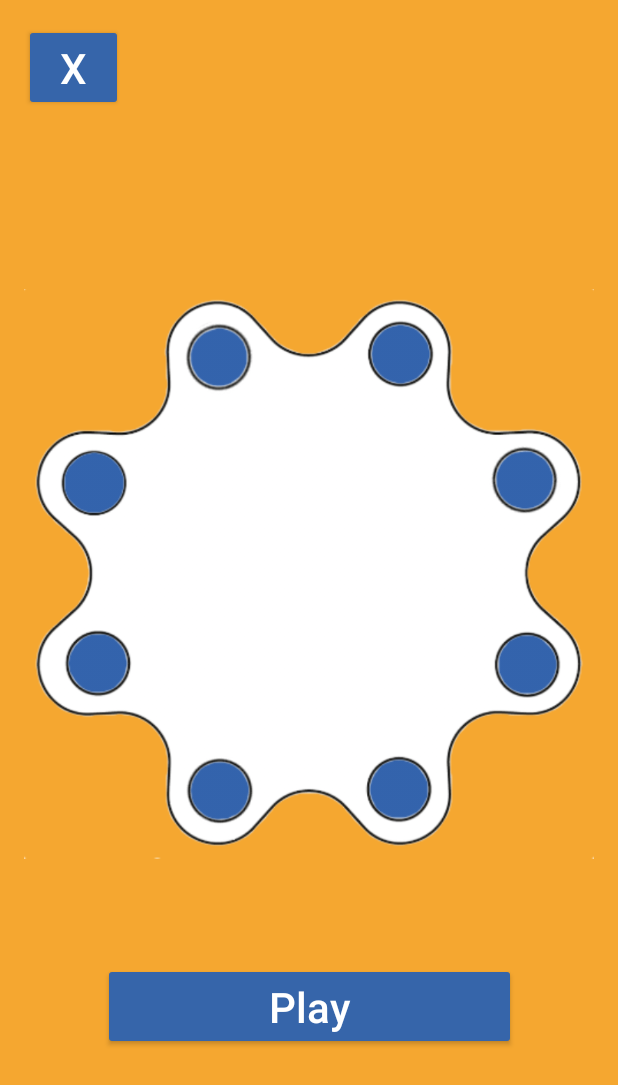
After one commit to mfeo15/CHIC-NAPaC, an Android app: the PlayingActivity screen opened directly, with no data from a screen before it, on a phone screen of 412 x 824 dp. The commit adds this screen. Shown: the top 1085 px of the screen. Run offline under Robolectric (Android 15) with nearby library versions, the phone set to English and light mode, and no system bars; 1 statement that could not run was skipped.

Commit message:
Observer pattern implemented for Client receiving messages & up to Playing Activity developed

```diff
--- a/Software/Android/Toygether/app/src/main/AndroidManifest.xml
+++ b/Software/Android/Toygether/app/src/main/AndroidManifest.xml
@@ -16,6 +16,7 @@
         android:roundIcon="@mipmap/ic_launcher_round"
         android:supportsRtl="true"
         android:theme="@style/AppTheme">
+
         <activity
             android:name=".SplashActivity"
             android:theme="@style/SplashTheme">
@@ -25,6 +26,7 @@
                 <category android:name="android.intent.category.LAUNCHER" />
             </intent-filter>
         </activity>
+
         <activity android:name=".SignUpActivity" />
         <activity android:name=".SignInActivity" />
         <activity android:name=".PasswordForgottenActivity" />
@@ -32,12 +34,13 @@
         <activity android:name=".ToysEmptyActivity" />
         <activity android:name=".QRCodeActivity" />
         <activity android:name=".barcode.BarcodeCaptureActivity" />
-        <activity android:name=".SmartConfigActivity" />
+        <activity android:name=".SmartConfigActivity" android:noHistory="true" />
         <activity android:name=".SaveNewToyActivity" />
         <activity android:name=".ToysOneLinkedActivity" />
         <activity android:name=".SettingsNotificationsActivity" />
         <activity android:name=".LinkNewToyIntroActivity" />
-        <activity android:name=".WaitingForToyActivity" />
+        <activity android:name=".WaitingForToyActivity" android:noHistory="true" />
+        <activity android:name=".PlayingActivity"></activity>
     </application>
 
 </manifest>
--- /dev/null
+++ b/Software/Android/Toygether/app/src/main/java/ch/epfl/chic/napac/toygether/toygether/PlayingActivity.kt
@@ -0,0 +1,53 @@
+package ch.epfl.chic.napac.toygether.toygether
+
+import android.support.v7.app.AppCompatActivity
+import android.os.Bundle
+import android.util.Log
+import android.view.View
+import android.widget.Button
+import ch.epfl.chic.napac.toygether.toygether.connection.Client
+import ch.epfl.chic.napac.toygether.toygether.connection.Message
+import kotlinx.android.synthetic.main.activity_playing.*
+
+class PlayingActivity : AppCompatActivity(), View.OnClickListener {
+
+    var sequence: MutableList<String> = mutableListOf<String>()
+
+    override fun onClick(v: View?) {
+
+        when (v?.id) {
+            R.id.button_interactive_1 -> sequence.add("1")
+            R.id.button_interactive_2 -> sequence.add("2")
+            R.id.button_interactive_3 -> sequence.add("3")
+            R.id.button_interactive_4 -> sequence.add("4")
+            R.id.button_interactive_5 -> sequence.add("5")
+            R.id.button_interactive_6 -> sequence.add("6")
+            R.id.button_interactive_7 -> sequence.add("7")
+            R.id.button_interactive_8 -> sequence.add("8")
+        }
+    }
+
+    override fun onCreate(savedInstanceState: Bundle?) {
+        super.onCreate(savedInstanceState)
+        setContentView(R.layout.activity_playing)
+
+        val toyCode = intent.extras.getString("toy_code")
+
+        button_playing_close.setOnClickListener {
+            finish()
+        }
+
+        button_play.setOnClickListener {
+            Client.getInstance().send(Message(toyCode, "U123", "2003", sequence.toTypedArray()).toString())
+        }
+
+        button_interactive_1.setOnClickListener(this)
+        button_interactive_2.setOnClickListener(this)
+        button_interactive_3.setOnClickListener(this)
+        button_interactive_4.setOnClickListener(this)
+        button_interactive_5.setOnClickListener(this)
+        button_interactive_6.setOnClickListener(this)
+        button_interactive_7.setOnClickListener(this)
+        button_interactive_8.setOnClickListener(this)
+    }
+}
--- a/Software/Android/Toygether/app/src/main/java/ch/epfl/chic/napac/toygether/toygether/ToysOneLinkedActivity.kt
+++ b/Software/Android/Toygether/app/src/main/java/ch/epfl/chic/napac/toygether/toygether/ToysOneLinkedActivity.kt
@@ -27,5 +27,6 @@ class ToysOneLinkedActivity : AppCompatActivity() {
                 startActivity( nextActivityIntent)
             }
         }
+
     }
 }
--- a/Software/Android/Toygether/app/src/main/java/ch/epfl/chic/napac/toygether/toygether/WaitingForToyActivity.kt
+++ b/Software/Android/Toygether/app/src/main/java/ch/epfl/chic/napac/toygether/toygether/WaitingForToyActivity.kt
@@ -1,17 +1,38 @@
 package ch.epfl.chic.napac.toygether.toygether
 
+import android.content.Intent
 import android.support.v7.app.AppCompatActivity
 import android.os.Bundle
 import android.util.Log
 import ch.epfl.chic.napac.toygether.toygether.connection.Client
 import ch.epfl.chic.napac.toygether.toygether.connection.Message
+import kotlinx.android.synthetic.main.activity_waiting_for_toy.*
+import java.util.*
 
-class WaitingForToyActivity : AppCompatActivity() {
+class WaitingForToyActivity : AppCompatActivity(), Observer {
+
+    override fun update(o: Observable?, arg: Any?) {
+        when (o) {
+            is Client -> {
+                if (arg is Message) {
+                    val nextActivityIntent = Intent(this, PlayingActivity::class.java)
+                    nextActivityIntent.putExtra("toy_code", intent.extras.getString("toy_code"))
+                    startActivity( nextActivityIntent)
+                }
+            }
+        }
+    }
 
     override fun onCreate(savedInstanceState: Bundle?) {
         super.onCreate(savedInstanceState)
         setContentView(R.layout.activity_waiting_for_toy)
 
+        button_waiting_toy_close.setOnClickListener {
+            finish()
+        }
+
+        Client.getInstance().addNewObserver(this)
+
         val toyCode = intent.extras.getString("toy_code")
         Client.getInstance().send( Message(toyCode, "U123", "2001").toString() )
     }
--- a/Software/Android/Toygether/app/src/main/java/ch/epfl/chic/napac/toygether/toygether/connection/Client.java
+++ b/Software/Android/Toygether/app/src/main/java/ch/epfl/chic/napac/toygether/toygether/connection/Client.java
@@ -7,9 +7,12 @@ import java.io.IOException;
 import java.io.InputStreamReader;
 import java.io.PrintStream;
 import java.net.Socket;
-import java.util.concurrent.TimeUnit;
+import java.util.Observable;
+import java.util.Observer;
 
-public class Client implements Runnable {
+import ch.epfl.chic.napac.toygether.toygether.WaitingForToyActivity;
+
+public class Client extends Observable implements Runnable {
 
     private static Client instance = null;
 
@@ -103,6 +106,30 @@ public class Client implements Runnable {
     }
 
     private void parse(Message m) {
-        Log.d("Client", m.toString());
+        //Log.d("Client", m.toString());
+
+        notifyChangement(m);
+    }
+
+
+
+
+
+    public void notifyChangement(Object o) {
+
+        setChanged();
+        notifyObservers(o);
+    }
+
+    public void addNewObserver(Observer obs) {
+        addObserver(obs);
+    }
+
+    public void deleteAnObserver(Observer obs) {
+        deleteObserver(obs);
+    }
+
+    public void deleteAllObservers() {
+        deleteObservers();
     }
 }
--- /dev/null
+++ b/Software/Android/Toygether/app/src/main/res/layout/activity_playing.xml
@@ -0,0 +1,133 @@
+<?xml version="1.0" encoding="utf-8"?>
+<android.support.constraint.ConstraintLayout xmlns:android="http://schemas.android.com/apk/res/android"
+    xmlns:app="http://schemas.android.com/apk/res-auto"
+    xmlns:tools="http://schemas.android.com/tools"
+    android:layout_width="match_parent"
+    android:layout_height="match_parent"
+    android:background="@color/colorAccent"
+    tools:context="ch.epfl.chic.napac.toygether.toygether.PlayingActivity">
+
+    <Button
+        android:id="@+id/button_playing_close"
+        style="@style/Widget.AppCompat.Button.Colored"
+        android:layout_width="66dp"
+        android:layout_height="wrap_content"
+        android:layout_marginStart="16dp"
+        android:layout_marginTop="16dp"
+        android:backgroundTint="@color/colorPrimary"
+        android:text="X"
+        android:textColor="@android:color/white"
+        android:textSize="@dimen/text_size_main"
+        app:layout_constraintStart_toStartOf="parent"
+        app:layout_constraintTop_toTopOf="parent" />
+
+    <ImageView
+        android:id="@+id/imageView4"
+        android:layout_width="0dp"
+        android:layout_height="443dp"
+        android:layout_marginBottom="220dp"
+        android:layout_marginEnd="16dp"
+        android:layout_marginStart="16dp"
+        app:layout_constraintBottom_toBottomOf="parent"
+        app:layout_constraintEnd_toEndOf="parent"
+        app:layout_constraintHorizontal_bias="0.0"
+        app:layout_constraintStart_toStartOf="parent"
+        app:srcCompat="@drawable/monster" />
+
+    <Button
+        android:id="@+id/button_interactive_1"
+        android:layout_width="80dp"
+        android:layout_height="80dp"
+        android:layout_marginStart="88dp"
+        android:layout_marginTop="36dp"
+        android:background="@null"
+        app:layout_constraintStart_toStartOf="@+id/imageView4"
+        app:layout_constraintTop_toTopOf="@+id/imageView4" />
+
+    <Button
+        android:id="@+id/button_interactive_2"
+        android:layout_width="80dp"
+        android:layout_height="80dp"
+        android:layout_marginStart="216dp"
+        android:layout_marginTop="36dp"
+        android:background="@null"
+        app:layout_constraintStart_toStartOf="@+id/imageView4"
+        app:layout_constraintTop_toTopOf="@+id/imageView4" />
+
+    <Button
+        android:id="@+id/button_interactive_3"
+        android:layout_width="80dp"
+        android:layout_height="80dp"
+        android:layout_marginStart="296dp"
+        android:layout_marginTop="120dp"
+        android:background="@null"
+        app:layout_constraintStart_toStartOf="@+id/imageView4"
+        app:layout_constraintTop_toTopOf="@+id/imageView4" />
+
+    <Button
+        android:id="@+id/button_interactive_4"
+        android:layout_width="80dp"
+        android:layout_height="80dp"
+        android:layout_marginStart="296dp"
+        android:layout_marginTop="244dp"
+        android:background="@null"
+        app:layout_constraintStart_toStartOf="@+id/imageView4"
+        app:layout_constraintTop_toTopOf="@+id/imageView4" />
+
+    <Button
+        android:id="@+id/button_interactive_5"
+        android:layout_width="80dp"
+        android:layout_height="80dp"
+        android:layout_marginStart="208dp"
+        android:layout_marginTop="332dp"
+        android:background="@null"
+        app:layout_constraintStart_toStartOf="@+id/imageView4"
+        app:layout_constraintTop_toTopOf="@+id/imageView4" />
+
+    <Button
+        android:id="@+id/button_interactive_6"
+        android:layout_width="80dp"
+        android:layout_height="80dp"
+        android:layout_marginStart="92dp"
+        android:layout_marginTop="324dp"
+        android:background="@null"
+        app:layout_constraintStart_toStartOf="@+id/imageView4"
+        app:layout_constraintTop_toTopOf="@+id/imageView4" />
+
+    <Button
+        android:id="@+id/button_interactive_7"
+        android:layout_width="80dp"
+        android:layout_height="80dp"
+        android:layout_marginStart="8dp"
+        android:layout_marginTop="244dp"
+        android:background="@null"
+        app:layout_constraintStart_toStartOf="@+id/imageView4"
+        app:layout_constraintTop_toTopOf="@+id/imageView4" />
+
+    <Button
+        android:id="@+id/button_interactive_8"
+        android:layout_width="80dp"
+        android:layout_height="80dp"
+        android:layout_marginStart="8dp"
+        android:layout_marginTop="116dp"
+        android:background="@null"
+        app:layout_constraintStart_toStartOf="@+id/imageView4"
+        app:layout_constraintTop_toTopOf="@+id/imageView4" />
+
+    <Button
+        android:id="@+id/button_play"
+        style="@style/Widget.AppCompat.Button.Colored"
+        android:layout_width="275dp"
+        android:layout_height="wrap_content"
+        android:layout_marginBottom="124dp"
+        android:layout_marginEnd="8dp"
+        android:layout_marginStart="8dp"
+        android:backgroundTint="@color/colorPrimary"
+        android:text="Play"
+        android:textAllCaps="false"
+        android:textSize="@dimen/text_size_main"
+        app:layout_constraintBottom_toBottomOf="parent"
+        app:layout_constraintEnd_toEndOf="parent"
+        app:layout_constraintStart_toStartOf="parent" />
+
+</android.support.constraint.ConstraintLayout>
--- a/Software/Android/Toygether/app/src/main/res/layout/activity_waiting_for_toy.xml
+++ b/Software/Android/Toygether/app/src/main/res/layout/activity_waiting_for_toy.xml
@@ -46,7 +46,7 @@
         app:layout_constraintStart_toStartOf="parent" />
 
     <Button
-        android:id="@+id/button2"
+        android:id="@+id/button_waiting_toy_close"
         style="@style/Widget.AppCompat.Button.Colored"
         android:layout_width="66dp"
         android:layout_height="wrap_content"
```
Also changed, not shown: Software/Android/Toygether/app/src/main/res/drawable/monster.png (added).
